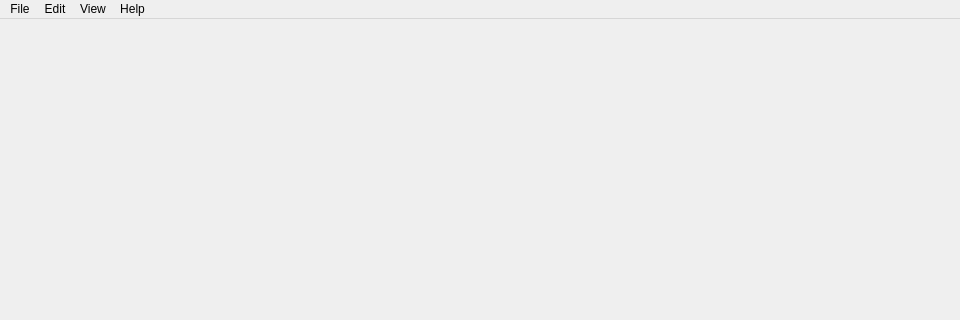
This is src/ui/mainwindow.ui in LeftySolara/GanttCal as Qt 5 draws it before an edit; both pictures show x 0 to 960 and y 0 to 320 of the 960 by 540 pixel window. The edited form follows.
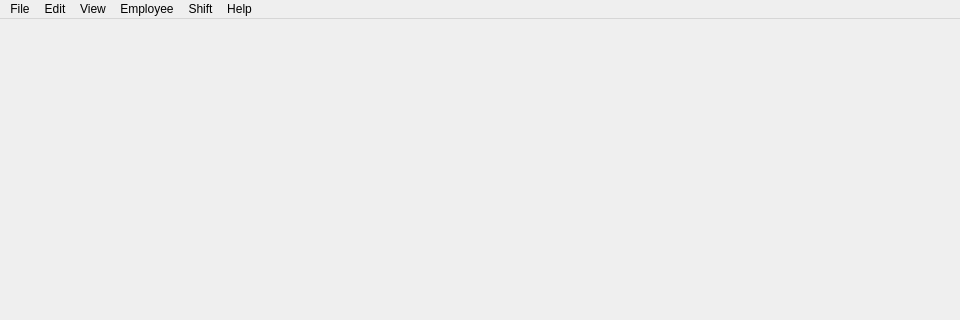
This is the edited form.

Commit message: update menu bar in MainWindow with new options

Diff of the .ui file:
```diff
--- a/src/ui/mainwindow.ui
+++ b/src/ui/mainwindow.ui
@@ -52,9 +52,27 @@
     </property>
     <addaction name="actionAbout_QT"/>
    </widget>
+   <widget class="QMenu" name="menuEmployee">
+    <property name="title">
+     <string>Employee</string>
+    </property>
+    <addaction name="actionAdd_Employee"/>
+    <addaction name="actionEdit_Employee"/>
+    <addaction name="actionRemove_Employee"/>
+   </widget>
+   <widget class="QMenu" name="menuShift">
+    <property name="title">
+     <string>Shift</string>
+    </property>
+    <addaction name="actionAdd_Shift"/>
+    <addaction name="actionEdit_Shift"/>
+    <addaction name="actionRemove_Shift_2"/>
+   </widget>
    <addaction name="menuFile"/>
    <addaction name="menuEdit"/>
    <addaction name="menuView"/>
+   <addaction name="menuEmployee"/>
+   <addaction name="menuShift"/>
    <addaction name="menuTools"/>
   </widget>
   <action name="actionAbout_QT">
```
Left out of the diff: 31 changed lines with no effect on the pictures. The commit also changes 2 other files.
